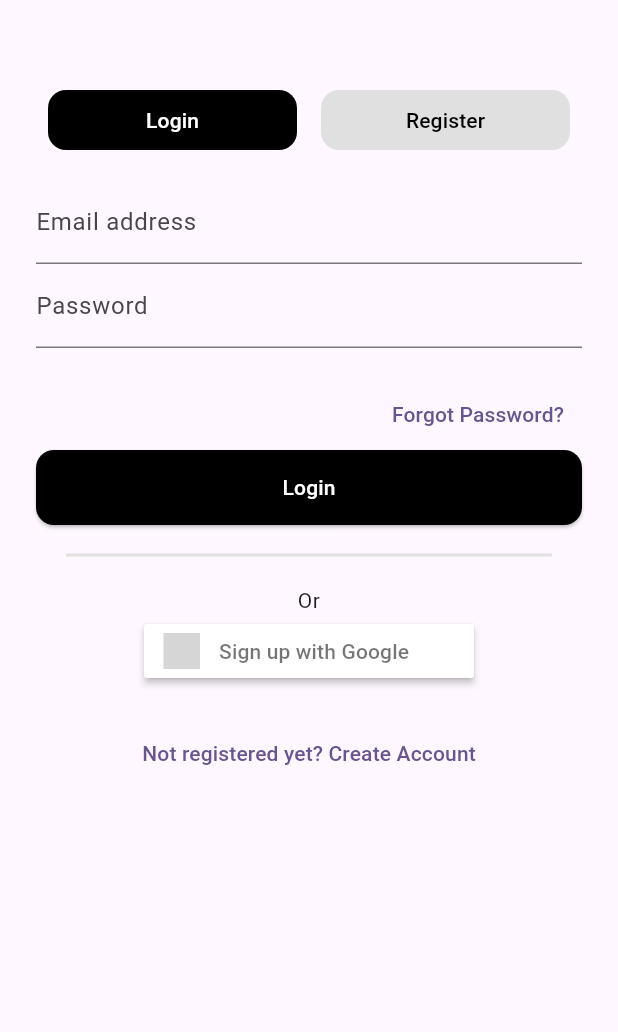
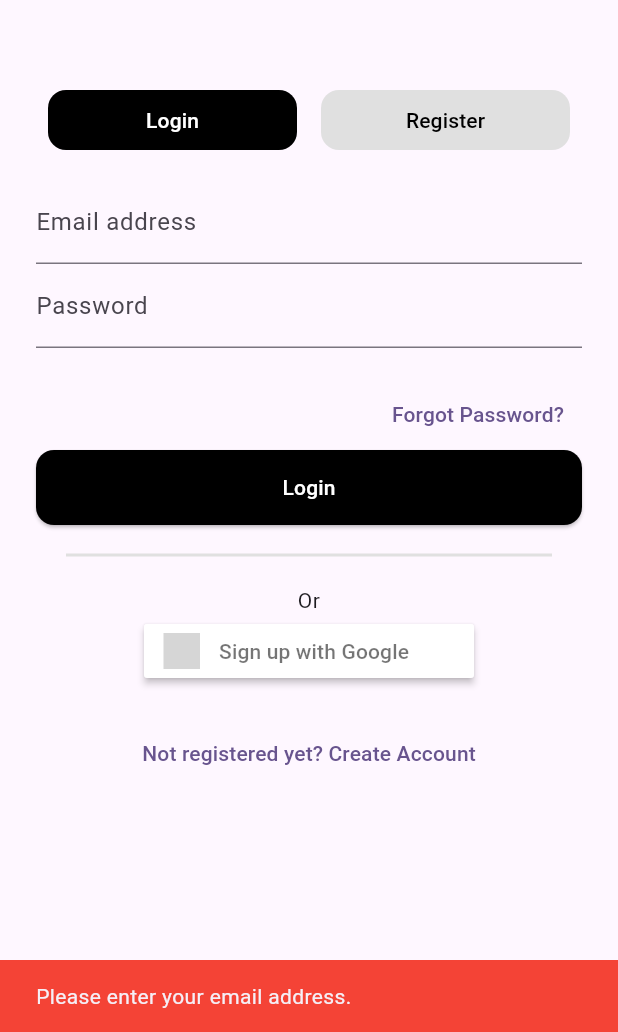
Before and after one commit to AkashAk2/flutter_login_register_template, a Flutter app: the screen it shows after launch, after a tap on "Forgot Password?", on a phone screen of 412 x 824 dp, the part 204-1236 px from its top. Run offline on Flutter 3.47's test engine with Material 3 defaults, Android fonts, the phone set to English and light mode, and no system bars; our stand-ins replace contacts_service, firebase_auth, firebase_core, firebase_database, flutter_signin_button, google_sign_in and 2 more; accounts and stored records are empty; grey boxes are pictures that could not be loaded.

Commit message:
Implemented forgot password (Working)

```diff
--- a/lib/login.dart
+++ b/lib/login.dart
@@ -138,10 +138,58 @@ class _LoginScreenState extends State<LoginScreen> {
     return null;
   }
 
-  void _forgotPassword() {
-    // Here, implement your logic for password reset
-    print('Forgot password for Email: $_email');
+  void _forgotPassword() async {
+  // Save the form state first
+  _formKey.currentState?.save();
+
+  if (_email.isEmpty) {
+    ScaffoldMessenger.of(context).showSnackBar(
+      SnackBar(
+        content: Text("Please enter your email address."),
+        backgroundColor: Colors.red,
+      ),
+    );
+    return;
   }
+
+  try {
+    await FirebaseAuth.instance.sendPasswordResetEmail(email: _email);
+    // Inform the user that a reset email has been sent
+    showDialog(
+      context: context,
+      builder: (context) => AlertDialog(
+        title: Text("Reset Password"),
+        content: Text("If your email is in our system, you'll get a reset link. Please check your inbox."),
+        actions: [
+          TextButton(
+            onPressed: () => Navigator.of(context).pop(),
+            child: Text("OK"),
+          ),
+        ],
+      ),
+    );
+  } catch (e) {
+    if (e is FirebaseAuthException && e.code == 'user-not-found') {
+      // User not found, prompt to register
+      ScaffoldMessenger.of(context).showSnackBar(
+        SnackBar(
+          content: Text("No user found with this email address. Please register."),
+          backgroundColor: Colors.red,
+        ),
+      );
+    } else {
+      // Other errors
+      ScaffoldMessenger.of(context).showSnackBar(
+        SnackBar(
+          content: Text("An error occurred. Please try again."),
+          backgroundColor: Colors.red,
+        ),
+      );
+    }
+  }
+}
+
+
 
   @override
 Widget build(BuildContext context) {
@@ -176,7 +224,9 @@ Widget build(BuildContext context) {
                         children: [
                           TextFormField(
                             decoration: InputDecoration(labelText: 'Email address'),
-                            onSaved: (value) => _email = value!,
+                            onSaved: (value) {
+                            _email = value ?? ''; // Update _email with the input value
+                          },
                           ),
                           TextFormField(
                             decoration: InputDecoration(labelText: 'Password'),
```
